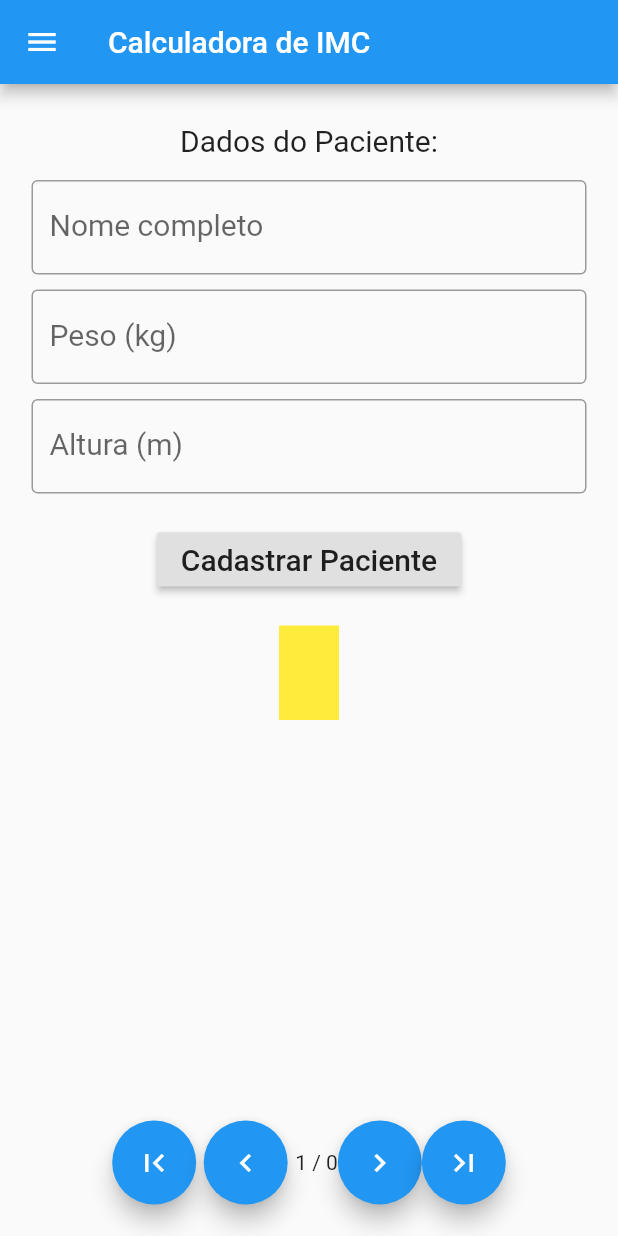
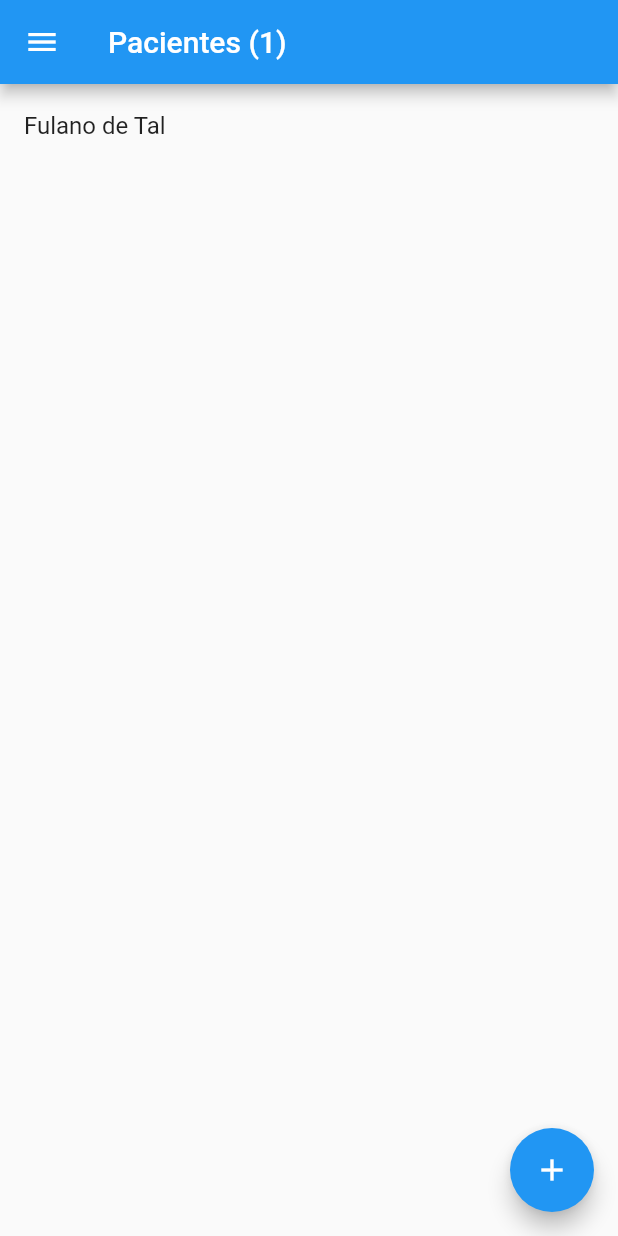
Before and after one commit to eduardo-ono/Desenvolvimento-Mobile, a Flutter app: the screen it shows after launch, on a phone screen of 412 x 824 dp. Run offline on Flutter 3.47's test engine with Material 2 defaults, Android fonts, the phone set to English and light mode, and no system bars.

Commit message:
aulas/aula_05/ atualizado

```diff
--- a/aulas/aula_05/lib/main.dart
+++ b/aulas/aula_05/lib/main.dart
@@ -26,7 +26,14 @@ void main() {
 }
 
 class MyApp extends StatelessWidget {
-  // This widget is the root of your application.
+  final List<Paciente> lista = [];
+
+  // Construtor
+  MyApp() {
+    Paciente exemplo = Paciente(68.0, 1.70, "Fulano de Tal");
+    lista.add(exemplo);
+  }
+
   @override
   Widget build(BuildContext context) {
     return MaterialApp(
@@ -35,73 +42,30 @@ class MyApp extends StatelessWidget {
         primarySwatch: Colors.blue,
         visualDensity: VisualDensity.adaptivePlatformDensity,
       ),
-      home: MyHomePage(title: "Calculadora de IMC"),
+      home: HomePage(lista),
     );
   }
 }
 
-class MyHomePage extends StatefulWidget {
-  MyHomePage({Key key, this.title}) : super(key: key);
+class HomePage extends StatefulWidget {
+  final List<Paciente> lista;
 
-  // This widget is the home page of your application. It is stateful, meaning
-  // that it has a State object (defined below) that contains fields that affect
-  // how it looks.
-  // Fields in a Widget subclass are always marked "final".
-
-  final String title;
+  // Construtor
+  HomePage(this.lista);
 
   @override
-  _MyHomePageState createState() => _MyHomePageState();
+  _HomePageState createState() => _HomePageState(lista);
 }
 
-class _MyHomePageState extends State<MyHomePage> {
-  // Atributos
-  List<Paciente> lista = [];
-  String _nome = "";
-  double _peso = 0.0;
-  double _altura = 0.0;
-  double _imc = 0.0;
-  double _fontSize = 20.0;
-  int _index = 0;
-  String _display = "";
-
-  final nomeController = TextEditingController();
-  final pesoController = TextEditingController();
-  final alturaController = TextEditingController();
+class _HomePageState extends State<HomePage> {
+  final List<Paciente> lista;
 
   // Construtor
-  _MyHomePageState();
+  _HomePageState(this.lista);
 
   // Métodos
-  void _cadastrarPaciente() {
-    _imc = 0.0;
-    _nome = nomeController.text;
-    _peso = double.parse(pesoController.text);
-    _altura = double.parse(alturaController.text);
-    if (_peso > 0 && _altura > 0) {
-      var paciente = Paciente(_peso, _altura, _nome);
-      _imc = paciente._imc;
-      lista.add(paciente);
-      _index = lista.length - 1;
-      nomeController.text = "";
-      pesoController.text = "";
-      alturaController.text = "";
-      _exibirRegistro(_index);
-    }
-  }
-
-  void _exibirRegistro(int index) {
-    if (index >= 0 && index < lista.length) {
-      setState(() {
-        _index = index;
-        _nome = lista[index]._nome;
-        _peso = lista[index]._peso;
-        _imc = lista[index]._imc;
-        _display = "Nome: $_nome \nPeso: ${_peso.toStringAsFixed(1)} \n"
-            "Altura: ${_altura.toStringAsFixed(2)} \n"
-            "IMC: ${_imc.toStringAsFixed(1)}";
-      });
-    } // if
+  void _atualizarTela() {
+    setState(() {});
   }
 
   @override
@@ -111,118 +75,20 @@ class _MyHomePageState extends State<MyHomePage> {
     return Scaffold(
       drawer: NavDrawer(lista),
       appBar: AppBar(
-        title: Text(widget.title),
+        title: Text("Pacientes (${lista.length})"),
       ),
-      body: Container(
-        padding: EdgeInsets.all(16.0),
-        child: Column(
-          // mainAxisAlignment: MainAxisAlignment.center,
-          children: <Widget>[
-            Padding(
-              padding: EdgeInsets.fromLTRB(10, 10, 10, 10),
-              child: Text(
-                "Dados do Paciente:",
-                style: TextStyle(fontSize: _fontSize),
-              ),
-            ),
-            // --- Nome do Paciente ---
-            Padding(
-              padding: EdgeInsets.all(5),
-              child: TextField(
-                decoration: InputDecoration(
-                  border: OutlineInputBorder(),
-                  labelText: "Nome completo",
-                  // hintText: "Nome do paciente",
-                ),
-                style: TextStyle(fontSize: _fontSize),
-                controller: nomeController,
-              ),
-            ),
-            // --- Peso do Paciente ---
-            Padding(
-              padding: EdgeInsets.all(5),
-              child: TextField(
-                keyboardType: TextInputType.number,
-                decoration: InputDecoration(
-                  border: OutlineInputBorder(),
-                  labelText: "Peso (kg)",
-                  // hintText: 'Peso do paciente (kg)',
-                ),
-                style: TextStyle(fontSize: _fontSize),
-                controller: pesoController,
-              ),
-            ),
-            // --- Altura do Paciente ---
-            Padding(
-              padding: EdgeInsets.fromLTRB(5, 5, 5, 20),
-              child: TextField(
-                keyboardType: TextInputType.number,
-                decoration: InputDecoration(
-                  border: OutlineInputBorder(),
-                  labelText: "Altura (m)",
-                  hintText: "Altura (m)",
-                ),
-                style: TextStyle(fontSize: _fontSize),
-                controller: alturaController,
-              ),
-            ),
-            // Saída
-            RaisedButton(
-              child: Text(
-                "Cadastrar Paciente",
-                style: TextStyle(fontSize: _fontSize),
-              ),
-              onPressed: _cadastrarPaciente,
-            ),
-            Container(
-              margin: EdgeInsets.fromLTRB(20, 20, 20, 30),
-              padding: EdgeInsets.fromLTRB(20, 20, 20, 20),
-              color: Colors.yellow,
-              child: Text(
-                _display,
-                style: TextStyle(
-                  color: Colors.black,
-                  fontSize: _fontSize,
-                ),
-              ),
-            ),
-          ],
-        ),
-      ),
-      floatingActionButton: Row(
-        mainAxisAlignment: MainAxisAlignment.center,
-        children: <Widget>[
-          FloatingActionButton(
-            heroTag: "btn1",
-            onPressed: () => _exibirRegistro(0),
-            tooltip: 'Primeiro',
-            child: Icon(Icons.first_page),
-          ),
-          Padding(
-            padding: EdgeInsets.all(5),
-            child: FloatingActionButton(
-              heroTag: "btn2",
-              onPressed: () => _exibirRegistro(_index - 1),
-              tooltip: 'Anterior',
-              child: Icon(Icons.navigate_before),
-            ),
-          ),
-          Text("${_index + 1} / ${lista.length}"),
-          FloatingActionButton(
-            heroTag: "btn3",
-            onPressed: () => _exibirRegistro(_index + 1),
-            tooltip: 'Próximo',
-            child: Icon(Icons.navigate_next),
-          ),
-          FloatingActionButton(
-            heroTag: "btn4",
-            onPressed: () => _exibirRegistro(lista.length - 1),
-            tooltip: 'Último',
-            child: Icon(Icons.last_page),
-          ),
-        ],
-      ),
-      floatingActionButtonLocation: FloatingActionButtonLocation.centerFloat,
+      body: ListView.builder(
+          itemCount: lista.length,
+          itemBuilder: (BuildContext context, int index) {
+            return ListTile(
+              title: Text("${lista[index]._nome}"),
+            );
+          }),
+      floatingActionButton: FloatingActionButton(
+        onPressed: _atualizarTela,
+        tooltip: 'Increment',
+        child: Icon(Icons.add),
+      ), // This trailing comma ma
     );
   }
 }
@@ -439,7 +305,6 @@ class _TelaCadastrarPacienteState extends State<TelaCadastrarPaciente> {
   String _nome = "";
   double _peso = 0.0;
   double _altura = 0.0;
-  double _imc = 0.0;
   double _fontSize = 20.0;
   final nomeController = TextEditingController();
   final pesoController = TextEditingController();
@@ -451,7 +316,6 @@ class _TelaCadastrarPacienteState extends State<TelaCadastrarPaciente> {
 
   // Métodos
   void _cadastrarPaciente() {
-    _imc = 0.0;
     _nome = nomeController.text;
     _peso = double.parse(pesoController.text);
     _altura = double.parse(alturaController.text);
```
